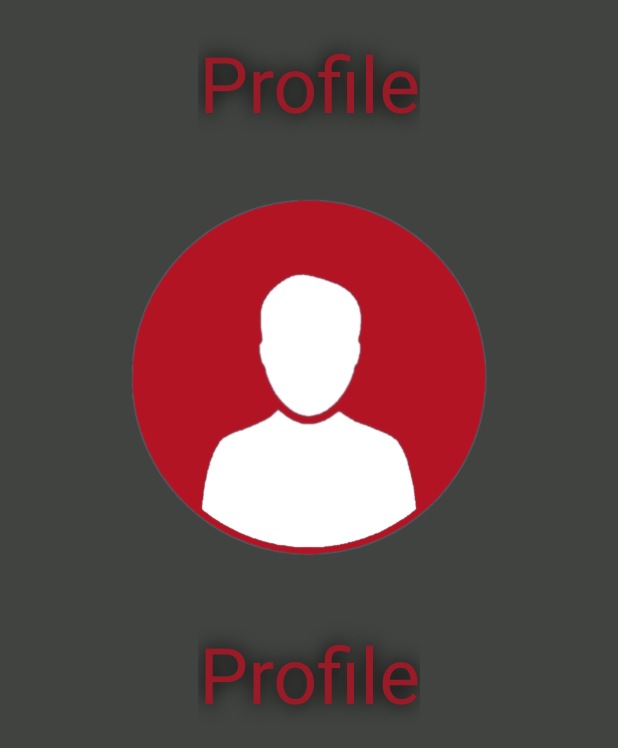
After one commit to CheshirKo1/Course_paper, an Android app: the layout activity_profile.xml on its own in the app's theme, with its tools: preview values and no code run, on a phone screen of 412 x 824 dp. The commit adds this screen. Shown: the top 748 px of the screen. Run offline under Robolectric (Android 15) with nearby library versions, the phone set to English and light mode, and no system bars.

Commit message:
Реализация перехода, вторая активити

```diff
--- a/app/build.gradle
+++ b/app/build.gradle
@@ -38,5 +38,7 @@ dependencies {
     testImplementation 'junit:junit:4.13.2'
     androidTestImplementation 'androidx.test.ext:junit:1.1.5'
     androidTestImplementation 'androidx.test.espresso:espresso-core:3.5.1'
+    implementation 'com.google.android.material:material:1.4.0'
+
 
 }
--- a/app/src/main/AndroidManifest.xml
+++ b/app/src/main/AndroidManifest.xml
@@ -12,6 +12,9 @@
         android:theme="@style/Theme.Kyrsovaya2"
         tools:targetApi="31">
         <activity
+            android:name=".Profile"
+            android:exported="false" />
+        <activity
             android:name=".MainActivity"
             android:exported="true">
             <intent-filter>
--- /dev/null
+++ b/app/src/main/res/layout/activity_profile.xml
@@ -0,0 +1,44 @@
+<?xml version="1.0" encoding="utf-8"?>
+<LinearLayout xmlns:android="http://schemas.android.com/apk/res/android"
+    xmlns:app="http://schemas.android.com/apk/res-auto"
+    android:layout_width="match_parent"
+    android:layout_height="match_parent"
+    android:orientation="vertical"
+    android:background="@color/baseGray">
+
+    <TextView
+        android:layout_marginTop="20dp"
+        android:layout_width="wrap_content"
+        android:layout_height="wrap_content"
+        android:textAlignment="center"
+        android:text="Profile"
+        android:textSize="52dp"
+        android:layout_gravity="center"
+        android:textColor="@color/baseRed"
+        android:shadowColor="#000000"
+        android:shadowRadius="16"
+        />
+
+    <ImageView
+        android:layout_marginTop="20dp"
+        android:layout_gravity="center"
+        android:id="@+id/imageView2"
+        android:layout_width="256dp"
+        android:layout_height="284dp"
+        app:srcCompat="@drawable/logo2" />
+
+    <TextView
+        android:id="@+id/username_text"
+        android:layout_marginTop="20dp"
+        android:layout_width="wrap_content"
+        android:layout_height="wrap_content"
+        android:textAlignment="center"
+        android:text="Profile"
+        android:textSize="52dp"
+        android:layout_gravity="center"
+        android:textColor="@color/baseRed"
+        android:shadowColor="#000000"
+        android:shadowRadius="16"
+        />
+
+</LinearLayout>
```
Also changed, not shown: app/src/main/java/com/example/kyrsovaya2/MainActivity.java (+9 -3 lines), app/src/main/java/com/example/kyrsovaya2/Profile.java (+11 -1 lines), app/src/main/res/drawable-anydpi/ic_action_name.xml (added, +11 -0 lines), app/src/main/res/drawable-hdpi/ic_action_name.png (added), app/src/main/res/drawable-mdpi/ic_action_name.png (added), app/src/main/res/drawable-xhdpi/ic_action_name.png (added), app/src/main/res/drawable-xxhdpi/ic_action_name.png (added), app/src/main/res/drawable/logo2.png (added).
